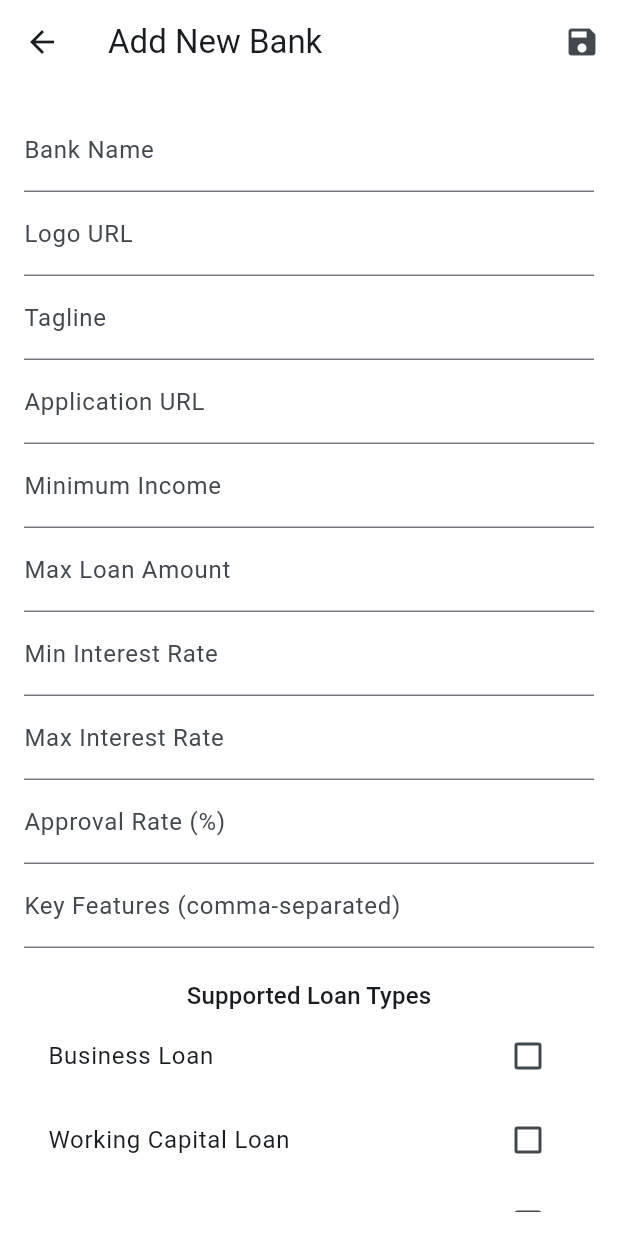
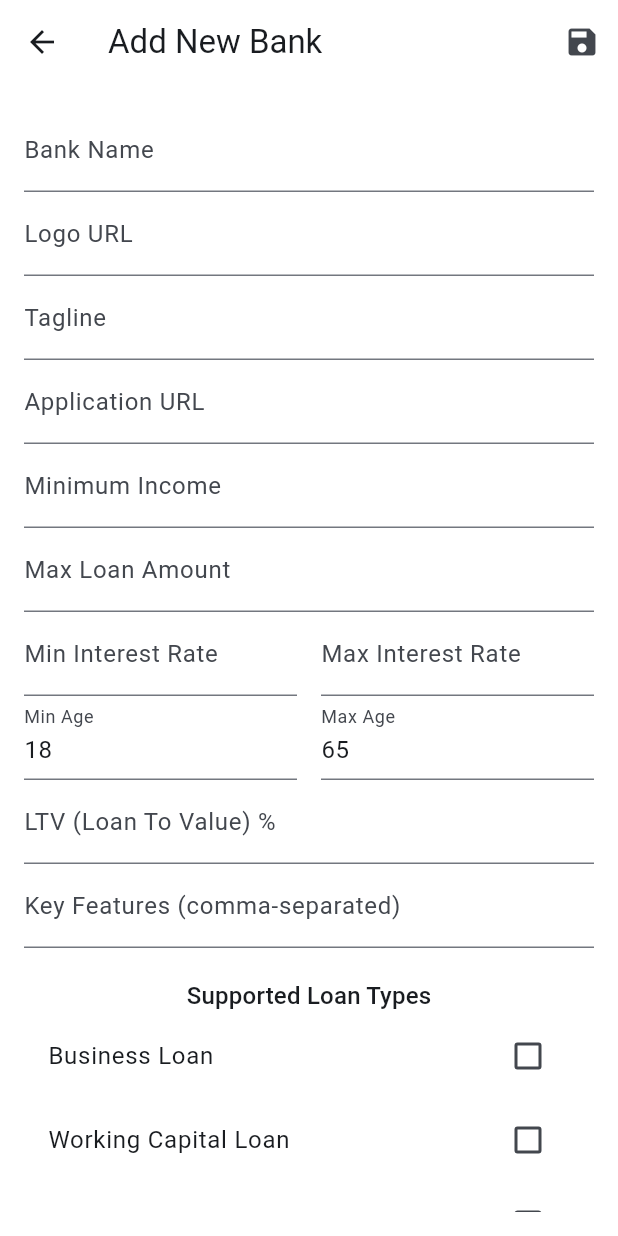
Before and after one commit to redlotusfinance/redlotus_app, a Flutter app: the AdminDashboardScreen screen opened by its route, after a tap on the "add" icon, on a phone screen of 412 x 824 dp. Run offline on Flutter 3.47's test engine with Material 3 defaults, Android fonts, the phone set to English and light mode, and no system bars; our stand-ins replace google_fonts; network calls fail.

Commit message:
Bank Form Updated!

```diff
--- a/lib/models/bank_model.dart
+++ b/lib/models/bank_model.dart
@@ -6,10 +6,12 @@ class Bank {
   final double minIncome;
   final double maxLoanAmount;
   final Map<String, dynamic> interestRate;
-  final double approvalRate;
+  final double ltv; // Renamed from approvalRate
   final List<String> keyFeatures;
   final String applicationUrl;
   final String tagline;
+  final int? minAge;
+  final int? maxAge;
 
   Bank({
     this.id,
@@ -19,25 +21,29 @@ class Bank {
     required this.minIncome,
     required this.maxLoanAmount,
     required this.interestRate,
-    required this.approvalRate,
+    required this.ltv, // Renamed
     required this.keyFeatures,
     required this.applicationUrl,
     required this.tagline,
+    this.minAge,
+    this.maxAge,
   });
 
   factory Bank.fromJson(Map<String, dynamic> json) {
     return Bank(
-      id: json['_id'], // MongoDB uses _id
+      id: json['_id'],
       name: json['name'],
       logoUrl: json['logoUrl'],
       supportedLoanTypes: List<String>.from(json['supportedLoanTypes']),
       minIncome: (json['minIncome'] as num).toDouble(),
       maxLoanAmount: (json['maxLoanAmount'] as num).toDouble(),
       interestRate: Map<String, dynamic>.from(json['interestRate']),
-      approvalRate: (json['approvalRate'] as num).toDouble(),
+      ltv: (json['ltv'] as num).toDouble(), // Renamed
       keyFeatures: List<String>.from(json['keyFeatures']),
       applicationUrl: json['applicationUrl'],
       tagline: json['tagline'],
+      minAge: json['minAge'],
+      maxAge: json['maxAge'],
     );
   }
 
@@ -49,10 +55,12 @@ class Bank {
       'minIncome': minIncome,
       'maxLoanAmount': maxLoanAmount,
       'interestRate': interestRate,
-      'approvalRate': approvalRate,
+      'ltv': ltv, // Renamed
       'keyFeatures': keyFeatures,
       'applicationUrl': applicationUrl,
       'tagline': tagline,
+      'minAge': minAge,
+      'maxAge': maxAge,
     };
   }
 }
--- a/lib/models/user_submission_model.dart
+++ b/lib/models/user_submission_model.dart
@@ -1,20 +1,124 @@
 class UserSubmission {
   final String? id;
+
+  // Personal
   final String? customerName;
+  final DateTime? dateOfBirth;
+  final String? spouseName;
+  final String? fatherName;
+  final String? motherName;
+  final String? loanPurpose;
+  final String? loanType;
+  final String? profession;
+  final String? companyName;
+  final String? firmType;
+  final String? selfEmployedDesignation;
   final String? email;
   final String? phoneNumber;
-  final String? loanPurpose;
+  final String? gender;
+  final String? maritalStatus;
+
+  // Address
+  final String? residenceType;
+  final String? rentDuration;
+  final String? currentAddressLine1;
+  final String? currentAddressLine2;
+  final String? currentCity;
+  final String? currentDistrict;
+  final String? currentState;
+  final String? currentPinCode;
+  final String? currentLandmark;
+  final bool? isPermanentSameAsCurrent;
+  final String? permanentAddressLine1;
+  final String? permanentAddressLine2;
+  final String? permanentLandmark;
+  final String? permanentTaluka;
+  final String? permanentCity;
+  final String? permanentDistrict;
+  final String? permanentState;
+  final String? permanentPinCode;
+  final String? officeLandmark;
+  final String? officeTaluka;
+  final String? officeCity;
+  final String? officeDistrict;
+  final String? officeState;
+  final String? officePinCode;
+
+  // Financial
+  final String? panNumber;
   final double? monthlyIncome;
+  final double? monthlyCommission;
+  final String? cibilScore;
+  final bool? hasExistingLoans;
+  final List<dynamic>? existingLoans; // Keeping dynamic for simplicity, can map to ExistingLoan model
+  final bool? hasOverdraft;
+  final double? overdraftAmount;
+
+  // Bouncing
+  final bool? hasOverdue;
+  final String? overdueLoanType;
+  final double? overdueAmount;
+  final String? bouncingStatus;
+  final String? bouncingMonths;
+  final int? bouncingDays;
+
   final DateTime? submissionDate;
-  // Add other fields as needed for the detail view
 
   UserSubmission({
     this.id,
     this.customerName,
+    this.dateOfBirth,
+    this.spouseName,
+    this.fatherName,
+    this.motherName,
+    this.loanPurpose,
+    this.loanType,
+    this.profession,
+    this.companyName,
+    this.firmType,
+    this.selfEmployedDesignation,
     this.email,
     this.phoneNumber,
-    this.loanPurpose,
+    this.gender,
+    this.maritalStatus,
+    this.residenceType,
+    this.rentDuration,
+    this.currentAddressLine1,
+    this.currentAddressLine2,
+    this.currentCity,
+    this.currentDistrict,
+    this.currentState,
+    this.currentPinCode,
+    this.currentLandmark,
+    this.isPermanentSameAsCurrent,
+    this.permanentAddressLine1,
+    this.permanentAddressLine2,
+    this.permanentLandmark,
+    this.permanentTaluka,
+    this.permanentCity,
+    this.permanentDistrict,
+    this.permanentState,
+    this.permanentPinCode,
+    this.officeLandmark,
+    this.officeTaluka,
+    this.officeCity,
+    this.officeDistrict,
+    this.officeState,
+    this.officePinCode,
+    this.panNumber,
     this.monthlyIncome,
+    this.monthlyCommission,
+    this.cibilScore,
+    this.hasExistingLoans,
+    this.existingLoans,
+    this.hasOverdraft,
+    this.overdraftAmount,
+    this.hasOverdue,
+    this.overdueLoanType,
+    this.overdueAmount,
+    this.bouncingStatus,
+    this.bouncingMonths,
+    this.bouncingDays,
     this.submissionDate,
   });
 
@@ -22,10 +126,58 @@ class UserSubmission {
     return UserSubmission(
       id: json['_id'],
       customerName: json['customerName'],
+      dateOfBirth: json['dateOfBirth'] != null ? DateTime.parse(json['dateOfBirth']) : null,
+      spouseName: json['spouseName'],
+      fatherName: json['fatherName'],
+      motherName: json['motherName'],
+      loanPurpose: json['loanPurpose'],
+      loanType: json['loanType'],
+      profession: json['profession'],
+      companyName: json['companyName'],
+      firmType: json['firmType'],
+      selfEmployedDesignation: json['selfEmployedDesignation'],
       email: json['email'],
       phoneNumber: json['phoneNumber'],
-      loanPurpose: json['loanPurpose'],
+      gender: json['gender'],
+      maritalStatus: json['maritalStatus'],
+      residenceType: json['residenceType'],
+      rentDuration: json['rentDuration'],
+      currentAddressLine1: json['currentAddressLine1'],
+      currentAddressLine2: json['currentAddressLine2'],
+      currentCity: json['currentCity'],
+      currentDistrict: json['currentDistrict'],
+      currentState: json['currentState'],
+      currentPinCode: json['currentPinCode'],
+      currentLandmark: json['currentLandmark'],
+      isPermanentSameAsCurrent: json['isPermanentSameAsCurrent'],
+      permanentAddressLine1: json['permanentAddressLine1'],
+      permanentAddressLine2: json['permanentAddressLine2'],
+      permanentLandmark: json['permanentLandmark'],
+      permanentTaluka: json['permanentTaluka'],
+      permanentCity: json['permanentCity'],
+      permanentDistrict: json['permanentDistrict'],
+      permanentState: json['permanentState'],
+      permanentPinCode: json['permanentPinCode'],
+      officeLandmark: json['officeLandmark'],
+      officeTaluka: json['officeTaluka'],
+      officeCity: json['officeCity'],
+      officeDistrict: json['officeDistrict'],
+      officeState: json['officeState'],
+      officePinCode: json['officePinCode'],
+      panNumber: json['panNumber'],
       monthlyIncome: (json['monthlyIncome'] as num?)?.toDouble(),
+      monthlyCommission: (json['monthlyCommission'] as num?)?.toDouble(),
+      cibilScore: json['cibilScore'],
+      hasExistingLoans: json['hasExistingLoans'],
+      existingLoans: json['existingLoans'],
+      hasOverdraft: json['hasOverdraft'],
+      overdraftAmount: (json['overdraftAmount'] as num?)?.toDouble(),
+      hasOverdue: json['hasOverdue'],
+      overdueLoanType: json['overdueLoanType'],
+      overdueAmount: (json['overdueAmount'] as num?)?.toDouble(),
+      bouncingStatus: json['bouncingStatus'],
+      bouncingMonths: json['bouncingMonths'],
+      bouncingDays: (json['bouncingDays'] as num?)?.toInt(),
       submissionDate: json['submissionDate'] != null ? DateTime.parse(json['submissionDate']) : null,
     );
   }
--- a/lib/screens/admin/admin_bank_edit_screen.dart
+++ b/lib/screens/admin/admin_bank_edit_screen.dart
@@ -22,10 +22,12 @@ class _AdminBankEditScreenState extends State<AdminBankEditScreen> {
   late TextEditingController _maxLoanController;
   late TextEditingController _minRateController;
   late TextEditingController _maxRateController;
-  late TextEditingController _approvalRateController;
+  late TextEditingController _ltvController; // Renamed
   late TextEditingController _taglineController;
   late TextEditingController _appUrlController;
   late TextEditingController _keyFeaturesController;
+  late TextEditingController _minAgeController;
+  late TextEditingController _maxAgeController;
   List<String> _supportedLoanTypes = [];
 
   // Define the master list of loan types
@@ -47,6 +49,10 @@ class _AdminBankEditScreenState extends State<AdminBankEditScreen> {
     'New Car',
     'Old Car Finance',
     'SME Loan',
+    'Personal Loan',
+    'Home loan',
+    'Loan Against Property',
+    'Mortgage loan',
   ];
 
 
@@ -60,10 +66,12 @@ class _AdminBankEditScreenState extends State<AdminBankEditScreen> {
     _maxLoanController = TextEditingController(text: widget.bank?.maxLoanAmount.toString() ?? '');
     _minRateController = TextEditingController(text: widget.bank?.interestRate['min']?.toString() ?? '');
     _maxRateController = TextEditingController(text: widget.bank?.interestRate['max']?.toString() ?? '');
-    _approvalRateController = TextEditingController(text: widget.bank?.approvalRate.toString() ?? '');
+    _ltvController = TextEditingController(text: widget.bank?.ltv.toString() ?? ''); // Renamed
     _taglineController = TextEditingController(text: widget.bank?.tagline ?? '');
     _appUrlController = TextEditingController(text: widget.bank?.applicationUrl ?? '');
     _keyFeaturesController = TextEditingController(text: widget.bank?.keyFeatures.join(', ') ?? '');
+    _minAgeController = TextEditingController(text: widget.bank?.minAge?.toString() ?? '18');
+    _maxAgeController = TextEditingController(text: widget.bank?.maxAge?.toString() ?? '65');
     _supportedLoanTypes = widget.bank?.supportedLoanTypes ?? [];
   }
 
@@ -81,11 +89,13 @@ class _AdminBankEditScreenState extends State<AdminBankEditScreen> {
           'min': double.parse(_minRateController.text),
           'max': double.parse(_maxRateController.text),
         },
-        approvalRate: double.parse(_approvalRateController.text),
+        ltv: double.parse(_ltvController.text), // Renamed
         tagline: _taglineController.text,
         applicationUrl: _appUrlController.text,
         keyFeatures: _keyFeaturesController.text.split(',').map((e) => e.trim()).toList(),
         supportedLoanTypes: _supportedLoanTypes,
+        minAge: int.tryParse(_minAgeController.text),
+        maxAge: int.tryParse(_maxAgeController.text),
       );
 
       bool success = false;
@@ -133,13 +143,29 @@ class _AdminBankEditScreenState extends State<AdminBankEditScreen> {
                 TextFormField(controller: _appUrlController, decoration: const InputDecoration(labelText: 'Application URL'), validator: (v) => v!.isEmpty ? 'Required' : null),
                 TextFormField(controller: _minIncomeController, decoration: const InputDecoration(labelText: 'Minimum Income'), keyboardType: TextInputType.number, validator: (v) => v!.isEmpty ? 'Required' : null),
                 TextFormField(controller: _maxLoanController, decoration: const InputDecoration(labelText: 'Max Loan Amount'), keyboardType: TextInputType.number, validator: (v) => v!.isEmpty ? 'Required' : null),
-                TextFormField(controller: _minRateController, decoration: const InputDecoration(labelText: 'Min Interest Rate'), keyboardType: TextInputType.number, validator: (v) => v!.isEmpty ? 'Required' : null),
-                TextFormField(controller: _maxRateController, decoration: const InputDecoration(labelText: 'Max Interest Rate'), keyboardType: TextInputType.number, validator: (v) => v!.isEmpty ? 'Required' : null),
-                TextFormField(controller: _approvalRateController, decoration: const InputDecoration(labelText: 'Approval Rate (%)'), keyboardType: TextInputType.number, validator: (v) => v!.isEmpty ? 'Required' : null),
+                Row(
+                  children: [
+                    Expanded(child: TextFormField(controller: _minRateController, decoration: const InputDecoration(labelText: 'Min Interest Rate'), keyboardType: TextInputType.number, validator: (v) => v!.isEmpty ? 'Required' : null)),
+                    const SizedBox(width: 16),
+                    Expanded(child: TextFormField(controller: _maxRateController, decoration: const InputDecoration(labelText: 'Max Interest Rate'), keyboardType: TextInputType.number, validator: (v) => v!.isEmpty ? 'Required' : null)),
+                  ],
+                ),
+                Row(
+                  children: [
+                    Expanded(child: TextFormField(controller: _minAgeController, decoration: const InputDecoration(labelText: 'Min Age'), keyboardType: TextInputType.number)),
+                    const SizedBox(width: 16),
+                    Expanded(child: TextFormField(controller: _maxAgeController, decoration: const InputDecoration(labelText: 'Max Age'), keyboardType: TextInputType.number)),
+                  ],
+                ),
+                TextFormField(
+                  controller: _ltvController, // Renamed
+                  decoration: const InputDecoration(labelText: 'LTV (Loan To Value) %'), // Updated Label
+                  keyboardType: TextInputType.number,
+                  validator: (v) => v!.isEmpty ? 'Required' : null
+                ),
                 TextFormField(controller: _keyFeaturesController, decoration: const InputDecoration(labelText: 'Key Features (comma-separated)')),
                 const SizedBox(height: 20),
                 Text('Supported Loan Types', style: Theme.of(context).textTheme.titleMedium),
-                // Use the new master list to build the checklist
                 ..._allLoanTypes.map((type) {
                   return CheckboxListTile(
                     title: Text(type),
@@ -154,7 +180,7 @@ class _AdminBankEditScreenState extends State<AdminBankEditScreen> {
                       });
                     },
                   );
-                }),
+                }).toList(),
               ],
             ),
           ),
--- a/lib/screens/admin/admin_dashboard_screen.dart
+++ b/lib/screens/admin/admin_dashboard_screen.dart
@@ -2,7 +2,7 @@ import 'package:flutter/material.dart';
 import 'package:provider/provider.dart';
 import '../../providers/bank_provider.dart';
 import 'admin_bank_edit_screen.dart';
-import 'submission_list_screen.dart'; // Import the new screen
+import 'submission_list_screen.dart';
 
 class AdminDashboardScreen extends StatefulWidget {
   const AdminDashboardScreen({super.key});
@@ -36,8 +36,8 @@ class _AdminDashboardScreenState extends State<AdminDashboardScreen> {
           ),
           TextButton(
             onPressed: () => Navigator.pop(context, true),
+            style: TextButton.styleFrom(foregroundColor: Colors.red),
             child: const Text('Delete'),
-            style: TextButton.styleFrom(foregroundColor: Colors.red),
           ),
         ],
       ),
@@ -128,9 +128,13 @@ class _AdminDashboardScreenState extends State<AdminDashboardScreen> {
           ),
         ],
       ),
-      body: _currentIndex == 0
-          ? Consumer<BankProvider>(builder: (ctx, provider, _) => _buildBankList(provider))
-          : const SubmissionListScreen(),
+      body: IndexedStack( // Use IndexedStack to preserve state
+        index: _currentIndex,
+        children: [
+          Consumer<BankProvider>(builder: (ctx, provider, _) => _buildBankList(provider)),
+          const SubmissionListScreen(),
+        ],
+      ),
       bottomNavigationBar: BottomNavigationBar(
         currentIndex: _currentIndex,
         onTap: (index) {
@@ -138,6 +142,7 @@ class _AdminDashboardScreenState extends State<AdminDashboardScreen> {
             _currentIndex = index;
           });
         },
+        type: BottomNavigationBarType.fixed, // Explicitly set type
         items: const [
           BottomNavigationBarItem(
             icon: Icon(Icons.account_balance),
--- a/lib/widgets/bank_card.dart
+++ b/lib/widgets/bank_card.dart
@@ -18,7 +18,7 @@ class BankCard extends StatelessWidget {
           children: [
             Row(
               children: [
-                Image.network(bank.logoUrl, width: 100, height: 50),
+                Image.network(bank.logoUrl, width: 100, height: 50, errorBuilder: (c,e,s) => const Icon(Icons.business)),
                 const SizedBox(width: 16),
                 Expanded(
                   child: Column(
@@ -35,7 +35,7 @@ class BankCard extends StatelessWidget {
             Row(
               mainAxisAlignment: MainAxisAlignment.spaceBetween,
               children: [
-                _buildInfoColumn('Approval Rate', '${bank.approvalRate}%'),
+                _buildInfoColumn('LTV (Loan To Value)', '${bank.ltv}%'), // Updated label and property
                 _buildInfoColumn('Interest Rate', '${bank.interestRate['min']}% - ${bank.interestRate['max']}%'),
               ],
             ),
```
Also changed, not shown: lib/screens/admin/submission_detail_screen.dart (added, +136 -0 lines), lib/screens/admin/submission_list_screen.dart (+6 -6 lines), 3 other files.
